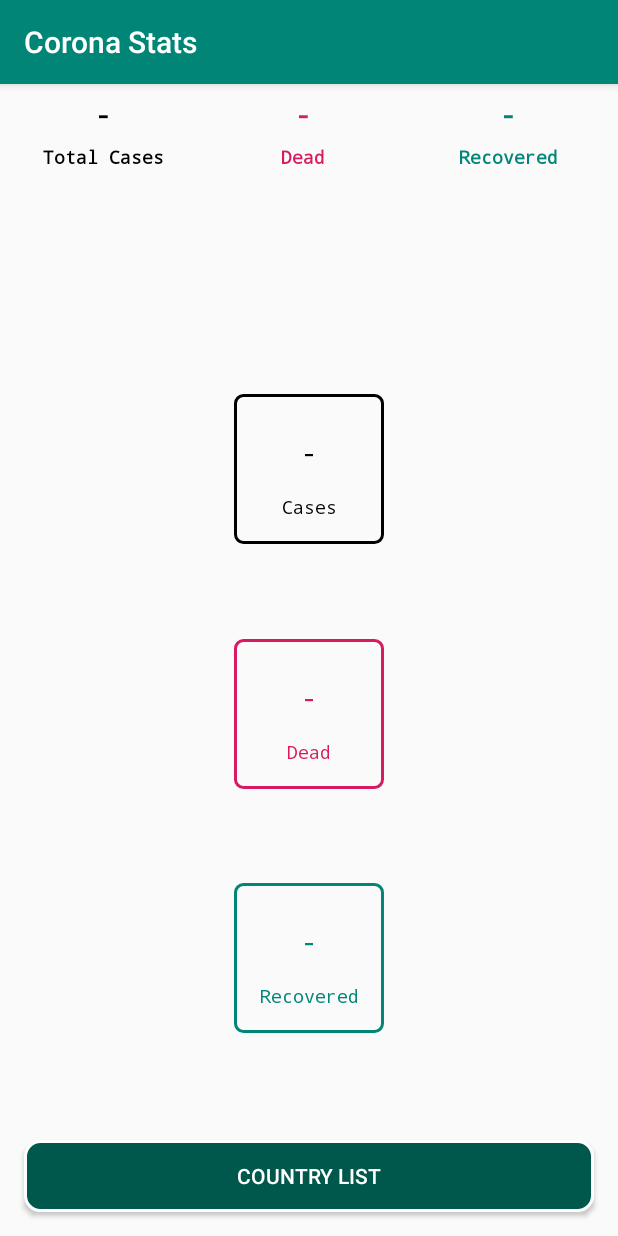
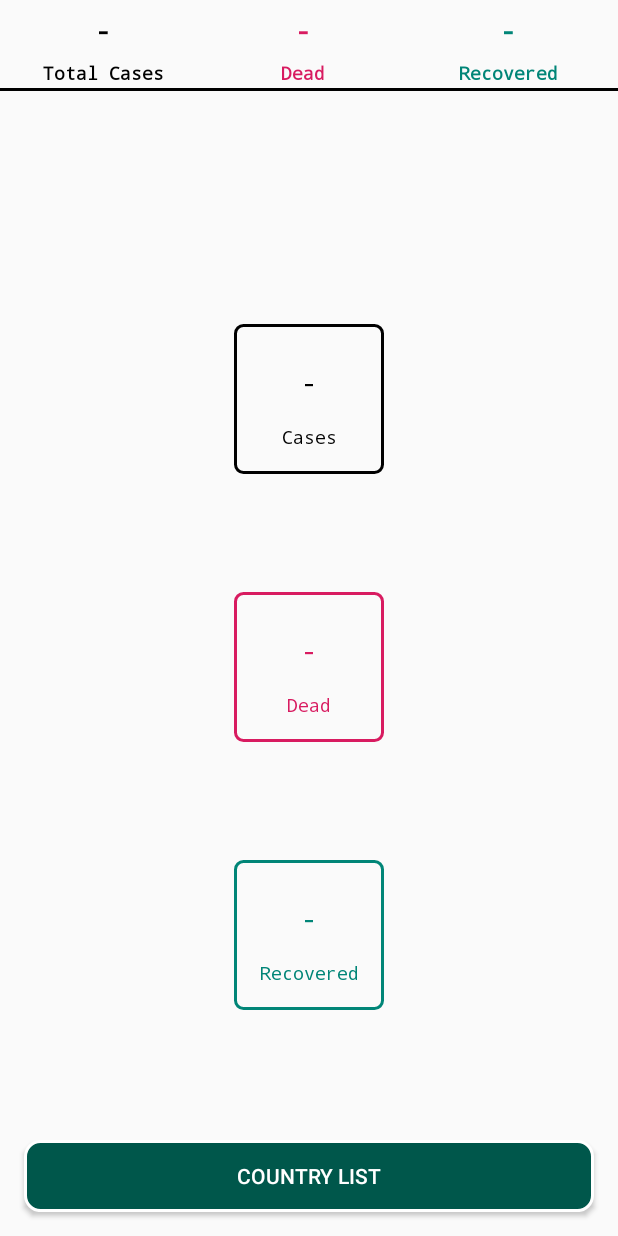
Before and after one commit to O-r-D/CoronaStats, an Android app: the screen it shows after launch (MainActivity), on a phone screen of 412 x 824 dp. Run offline under Robolectric (Android 15) with nearby library versions, the phone set to English and light mode, and no system bars.

Commit message:
Other UI Changes

```diff
--- a/app/src/main/AndroidManifest.xml
+++ b/app/src/main/AndroidManifest.xml
@@ -11,7 +11,8 @@
             android:roundIcon="@mipmap/ic_launcher_round"
             android:supportsRtl="true"
             android:theme="@style/AppTheme">
-        <activity android:name=".ui.main.MainActivity">
+        <activity android:name=".ui.main.MainActivity"
+                  android:screenOrientation="portrait">
             <intent-filter>
                 <action android:name="android.intent.action.MAIN"/>
 
--- a/app/src/main/res/layout/activity_main.xml
+++ b/app/src/main/res/layout/activity_main.xml
@@ -57,6 +57,13 @@
                     android:textAlignment="center" android:textStyle="bold" android:fontFamily="monospace"
                     android:textColor="@color/colorPrimary" android:textSize="12sp"/>
         </TableRow>
+        <TableRow
+                android:layout_width="match_parent"
+                android:layout_height="match_parent">
+            <View android:background="@android:color/black"
+                  android:layout_width="match_parent"
+                  android:layout_height="2dp" android:layout_weight="1" android:layout_marginTop="2dp"/>
+        </TableRow>
     </TableLayout>
     <androidx.fragment.app.FragmentContainerView
             android:layout_width="0dp"
--- a/app/src/main/res/layout/fragment_country_stats.xml
+++ b/app/src/main/res/layout/fragment_country_stats.xml
@@ -11,7 +11,7 @@
             tools:text="Lebanon" android:textColor="@android:color/black"
             android:textStyle="bold" android:textSize="30sp" android:fontFamily="monospace"
             app:layout_constraintTop_toTopOf="parent" app:layout_constraintEnd_toEndOf="parent"
-            app:layout_constraintStart_toStartOf="parent" android:layout_marginTop="30dp"
+            app:layout_constraintStart_toStartOf="parent" android:layout_marginTop="20dp"
             android:textAlignment="center"/>
     <LinearLayout
             android:orientation="vertical"
--- a/app/src/main/res/values/styles.xml
+++ b/app/src/main/res/values/styles.xml
@@ -1,7 +1,7 @@
 <resources>
 
     <!-- Base application theme. -->
-    <style name="AppTheme" parent="Theme.AppCompat.Light.DarkActionBar">
+    <style name="AppTheme" parent="Theme.AppCompat.Light.NoActionBar">
         <!-- Customize your theme here. -->
         <item name="colorPrimary">@color/colorPrimary</item>
         <item name="colorPrimaryDark">@color/colorPrimaryDark</item>
```
